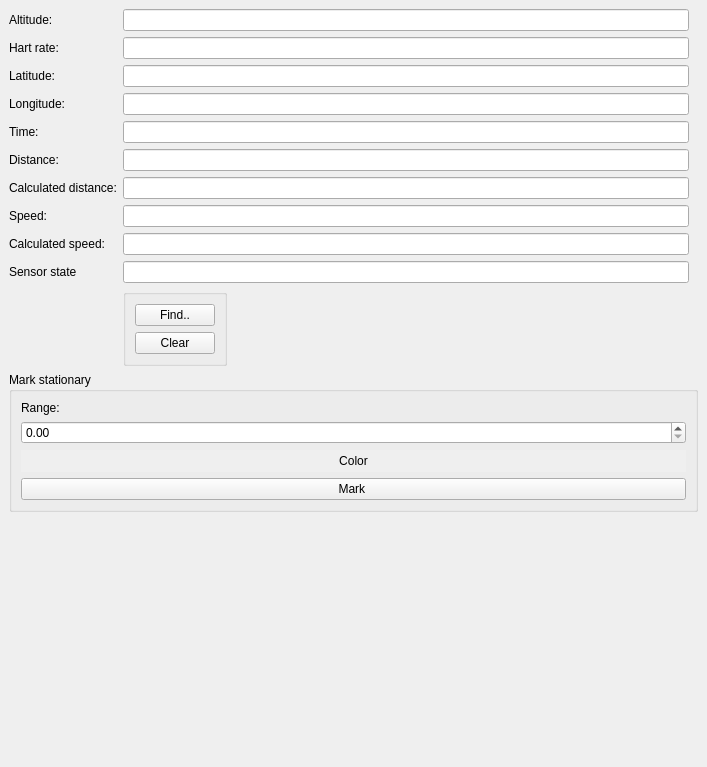
This is gui/marking_dock.ui in SergiuToporjinschi/GPSTrackEditor as Qt 5 draws it before an edit. The edited form follows.
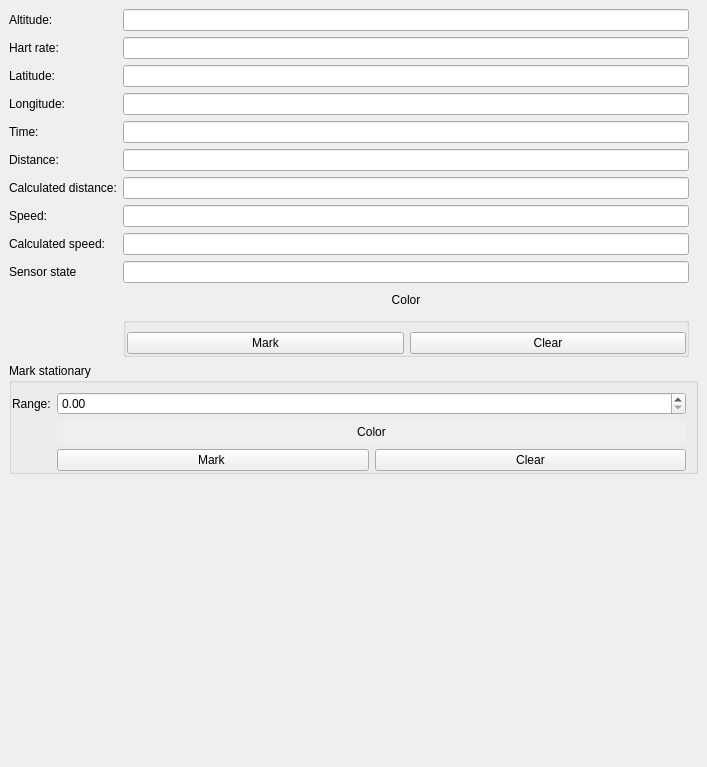
This is the edited form.

Commit message: migrated marking on new structure

What changed in the file:
```diff
--- a/gui/marking_dock.ui
+++ b/gui/marking_dock.ui
@@ -172,14 +172,8 @@
            <item row="9" column="1">
             <widget class="QLineEdit" name="editFindBySensorState"/>
            </item>
-           <item row="10" column="1">
+           <item row="11" column="1">
             <widget class="QGroupBox" name="groupBoxFilterButtons_2">
-             <property name="sizePolicy">
-              <sizepolicy hsizetype="Fixed" vsizetype="Fixed">
-               <horstretch>0</horstretch>
-               <verstretch>0</verstretch>
-              </sizepolicy>
-             </property>
              <property name="title">
               <string/>
              </property>
@@ -189,16 +183,28 @@
              <property name="flat">
               <bool>true</bool>
              </property>
-             <layout class="QVBoxLayout" name="verticalLayout_12">
+             <layout class="QHBoxLayout" name="horizontalLayout">
+              <property name="leftMargin">
+               <number>1</number>
+              </property>
+              <property name="topMargin">
+               <number>9</number>
+              </property>
+              <property name="rightMargin">
+               <number>0</number>
+              </property>
+              <property name="bottomMargin">
+               <number>0</number>
+              </property>
               <item>
-               <widget class="QPushButton" name="pushButtonFind">
+               <widget class="QPushButton" name="pushCustomMark">
                 <property name="text">
-                 <string>Find..</string>
+                 <string>Mark</string>
                 </property>
                </widget>
               </item>
               <item>
-               <widget class="QPushButton" name="pushButtonFindClear">
+               <widget class="QPushButton" name="pushCustomMarkClear">
                 <property name="text">
                  <string>Clear</string>
                 </property>
@@ -207,16 +213,47 @@
              </layout>
             </widget>
            </item>
+           <item row="10" column="1">
+            <widget class="QPushButton" name="pushCustomMarkSelColor">
+             <property name="focusPolicy">
+              <enum>Qt::NoFocus</enum>
+             </property>
+             <property name="autoFillBackground">
+              <bool>true</bool>
+             </property>
+             <property name="text">
+              <string>Color</string>
+             </property>
+             <property name="flat">
+              <bool>true</bool>
+             </property>
+            </widget>
+           </item>
           </layout>
          </widget>
         </item>
         <item>
          <widget class="QGroupBox" name="groupBox_28">
+          <property name="sizePolicy">
+           <sizepolicy hsizetype="Preferred" vsizetype="Fixed">
+            <horstretch>0</horstretch>
+            <verstretch>0</verstretch>
+           </sizepolicy>
+          </property>
           <property name="title">
            <string>Mark stationary</string>
           </property>
-          <layout class="QVBoxLayout" name="verticalLayout_13">
-           <item>
+          <layout class="QFormLayout" name="formLayout">
+           <property name="leftMargin">
+            <number>0</number>
+           </property>
+           <property name="topMargin">
+            <number>9</number>
+           </property>
+           <property name="bottomMargin">
+            <number>0</number>
+           </property>
+           <item row="0" column="0">
             <widget class="QLabel" name="label_163">
              <property name="sizePolicy">
               <sizepolicy hsizetype="Minimum" vsizetype="Minimum">
@@ -229,11 +266,11 @@
              </property>
             </widget>
            </item>
-           <item>
+           <item row="0" column="1">
             <widget class="QDoubleSpinBox" name="spinBoxMarkStatSelectRange"/>
            </item>
-           <item>
-            <widget class="QPushButton" name="markStatSelColor">
+           <item row="1" column="1">
+            <widget class="QPushButton" name="pushStatMarkSelColor">
              <property name="focusPolicy">
               <enum>Qt::NoFocus</enum>
              </property>
@@ -248,12 +285,29 @@
              </property>
             </widget>
            </item>
-           <item>
-            <widget class="QPushButton" name="pushButtonMarkStat">
-             <property name="text">
-              <string>Mark </string>
+           <item row="2" column="1">
+            <layout class="QHBoxLayout" name="horizontalLayout_2">
+             <property name="leftMargin">
+              <number>0</number>
              </property>
-            </widget>
+             <property name="topMargin">
+              <number>0</number>
+             </property>
+             <item>
+              <widget class="QPushButton" name="pushStatMark">
+               <property name="text">
+                <string>Mark </string>
+               </property>
+              </widget>
+             </item>
+             <item>
+              <widget class="QPushButton" name="pushStatMarkClear">
+               <property name="text">
+                <string>Clear</string>
+               </property>
+              </widget>
+             </item>
+            </layout>
            </item>
           </layout>
          </widget>
```
The commit also changes 6 other files.
